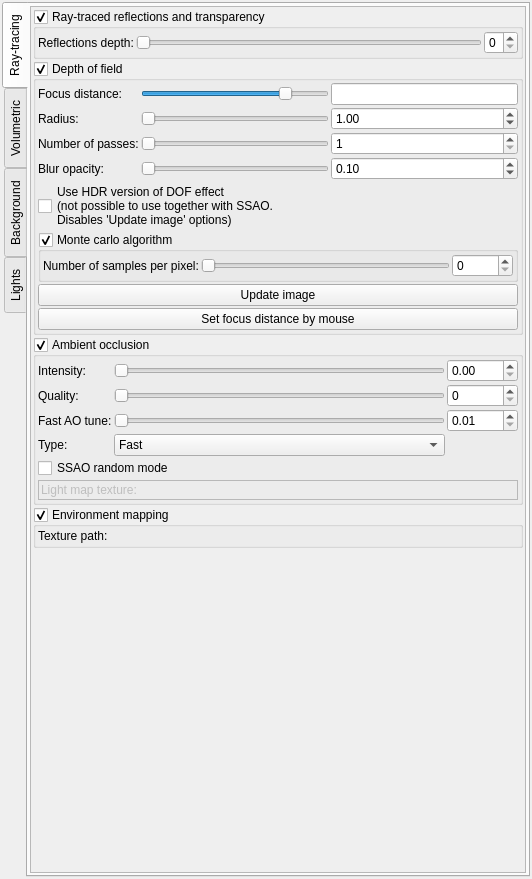
Before: the Qt Designer form mandelbulber2/qt/dock_effects.ui in buddhi1980/mandelbulber2, drawn with Qt 5.
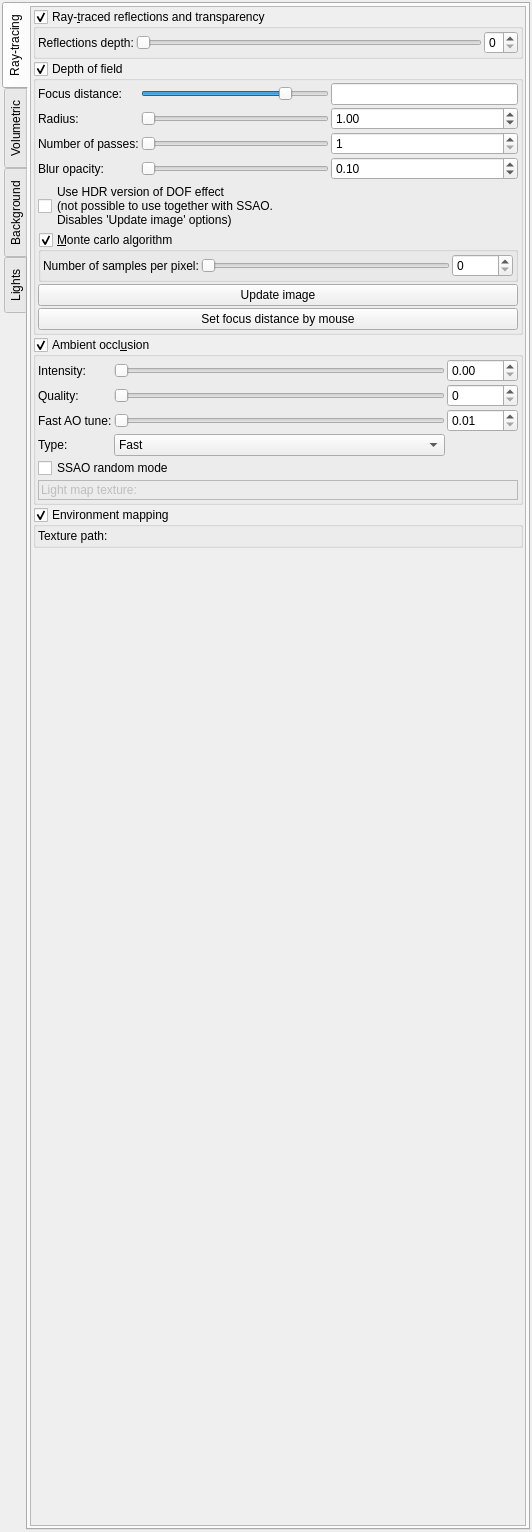
After: the same form once the commit is applied. Icons and pictures are not drawn. Custom widgets are drawn as their Qt base class.

```diff
--- a/mandelbulber2/qt/dock_effects.ui
+++ b/mandelbulber2/qt/dock_effects.ui
@@ -7,7 +7,7 @@
     <x>0</x>
     <y>0</y>
     <width>532</width>
-    <height>879</height>
+    <height>1532</height>
    </rect>
   </property>
   <property name="windowTitle">
@@ -77,7 +77,7 @@
             <x>0</x>
             <y>0</y>
             <width>495</width>
-            <height>863</height>
+            <height>1516</height>
            </rect>
           </property>
           <layout class="QVBoxLayout" name="verticalLayout_34">
@@ -102,7 +102,7 @@
               <string>&lt;html&gt;&lt;head/&gt;&lt;body&gt;&lt;p&gt;Activate calculation of ray-traced reflections and transparency. Reflectance can be set by &lt;span style=&quot; font-style:italic;&quot;&gt;Material/Reflection. &lt;/span&gt;Transparency settings are in the same tab as reflection.&lt;/p&gt;&lt;p&gt;&lt;br/&gt;&lt;/p&gt;&lt;/body&gt;&lt;/html&gt;</string>
              </property>
              <property name="title">
-              <string>Ray-traced reflections and transparency</string>
+              <string>Ray-&amp;traced reflections and transparency</string>
              </property>
              <property name="checkable">
               <bool>true</bool>
@@ -449,7 +449,7 @@
                  <string>&lt;html&gt;&lt;head/&gt;&lt;body&gt;&lt;p&gt;Enables Monte Carlo algorithm for rendering the depth of field (DOF) effect. This effect is extremely slow for rendering, but gives a very realistic DOF appearance. &lt;/p&gt;&lt;p&gt;Remark: This effect canot work properly when screen space ambient occlusion is enabled. &lt;/p&gt;&lt;/body&gt;&lt;/html&gt;</string>
                 </property>
                 <property name="title">
-                 <string>Monte carlo algorithm</string>
+                 <string>&amp;Monte carlo algorithm</string>
                 </property>
                 <property name="checkable">
                  <bool>true</bool>
@@ -566,7 +566,7 @@
               <string>&lt;html&gt;&lt;head/&gt;&lt;body&gt;&lt;p&gt;Settings for scattered light effect&lt;/p&gt;&lt;p&gt;Types of ambient occlusion effect:&lt;/p&gt;&lt;table border=&quot;0&quot; style=&quot; margin-top:0px; margin-bottom:0px; margin-left:0px; margin-right:0px;&quot; cellspacing=&quot;2&quot; cellpadding=&quot;0&quot;&gt;&lt;tr&gt;&lt;td&gt;&lt;p&gt;Screen Space Ambient Occlusion (SSAO)&lt;/p&gt;&lt;/td&gt;&lt;td&gt;&lt;p&gt;Multiple rays&lt;/p&gt;&lt;/td&gt;&lt;td&gt;&lt;p&gt;Fast&lt;/p&gt;&lt;/td&gt;&lt;/tr&gt;&lt;tr&gt;&lt;td&gt;&lt;p&gt;&lt;img src=&quot;:/tooltips/tooltips_images/image - shader - ambient occlusion 1.0.jpg&quot;/&gt;&lt;/p&gt;&lt;/td&gt;&lt;td&gt;&lt;p&gt;&lt;img src=&quot;:/tooltips/tooltips_images/image - shader - ambient occlusion high quality.jpg&quot;/&gt;&lt;/p&gt;&lt;/td&gt;&lt;td&gt;&lt;p&gt;&lt;img src=&quot;:/tooltips/tooltips_images/image - shader - ambient occlusion fast mode.jpg&quot;/&gt;&lt;/p&gt;&lt;/td&gt;&lt;/tr&gt;&lt;/table&gt;&lt;p&gt;&lt;br/&gt;&lt;/p&gt;&lt;p&gt;SSAO - relatively fast post-effect based on z-Buffer&lt;/p&gt;&lt;p&gt;Multiple rays - based on calculation of rays in different directions. It uses texture to create colored light map. This effect slows down rendering.&lt;/p&gt;&lt;p&gt;Fast - simple and fast method to calculate scattered light effect. This the least accurate effect.&lt;/p&gt;&lt;/body&gt;&lt;/html&gt;</string>
              </property>
              <property name="title">
-              <string>Ambient occlusion</string>
+              <string>Ambient occl&amp;usion</string>
              </property>
              <property name="checkable">
               <bool>true</bool>
@@ -4304,12 +4304,6 @@
    <extends>QDoubleSpinBox</extends>
    <header>my_double_spin_box.h</header>
   </customwidget>
-  <customwidget>
-   <class>MyGroupBox</class>
-   <extends>QGroupBox</extends>
-   <header>my_group_box.h</header>
-   <container>1</container>
-  </customwidget>
   <customwidget>
    <class>MySpinBox</class>
    <extends>QSpinBox</extends>
@@ -4325,6 +4319,12 @@
    <extends>QLineEdit</extends>
    <header>my_line_edit.h</header>
   </customwidget>
+  <customwidget>
+   <class>MyGroupBox</class>
+   <extends>QGroupBox</extends>
+   <header>my_group_box.h</header>
+   <container>1</container>
+  </customwidget>
   <customwidget>
    <class>MyColorButton</class>
    <extends>QWidget</extends>
```
Left out of the diff: 171 changed lines with no effect on the pictures.
